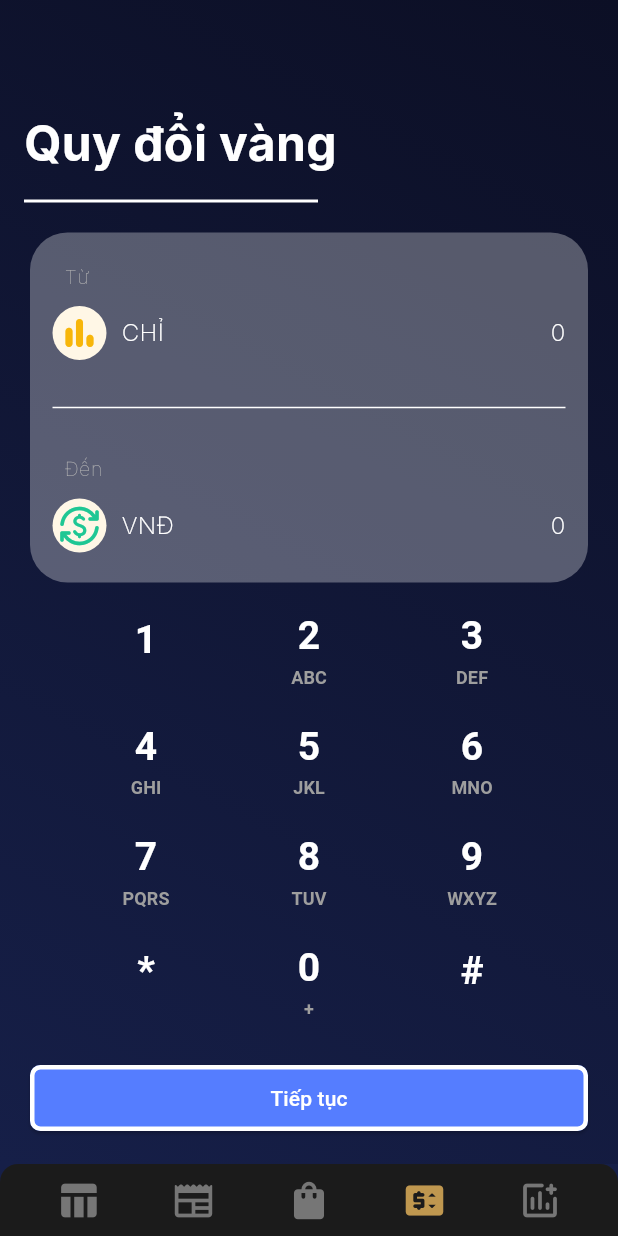
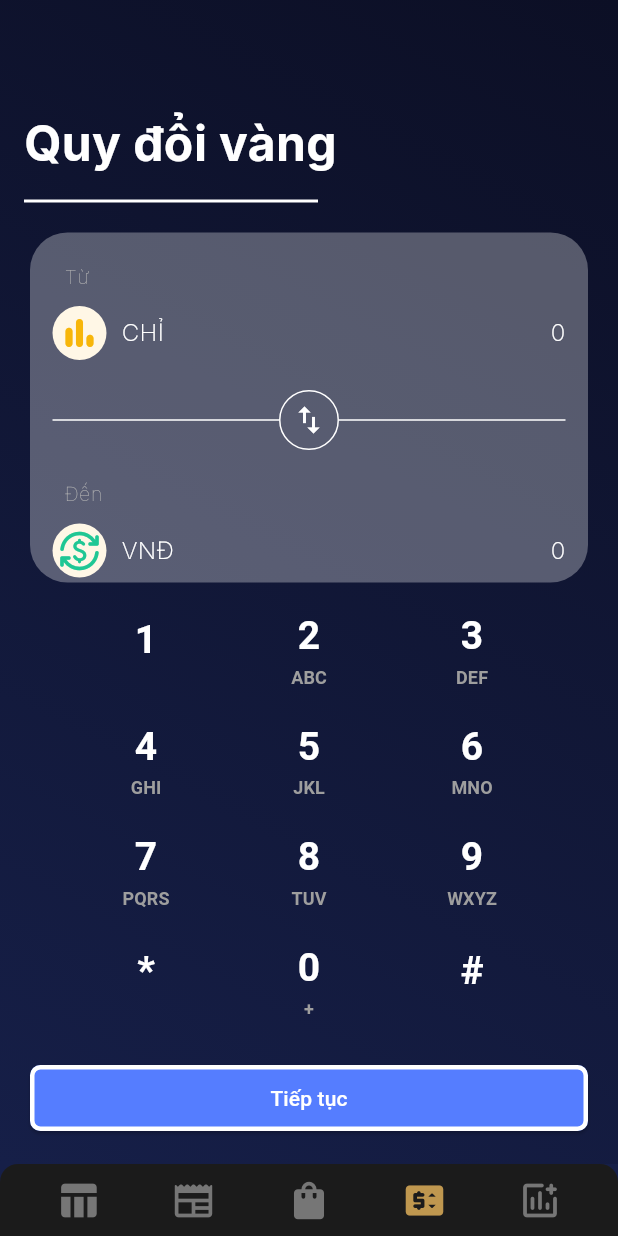
Before and after one commit to nhlinhseuit/SE109-GoldStore, a Flutter app: the screen it shows after launch, item 4 of the bottom bar chosen, on a phone screen of 412 x 824 dp. Run offline on Flutter 3.47's test engine with Material 3 defaults, Android fonts, the phone set to English and light mode, and no system bars; drawn by our look-alikes of flutter_layout_grid, google_nav_bar; our stand-ins replace dotted_line, easy_localization, equatable, fl_chart, flutter_spinkit, fluttertoast and 2 more; network calls fail; Roboto replaces fonts that are missing (Manrope).

Commit message:
ui -reverse converter button

```diff
--- a/lib/presentations/caculate/calculate_page.dart
+++ b/lib/presentations/caculate/calculate_page.dart
@@ -1,3 +1,4 @@
+import 'package:flutter/cupertino.dart';
 import 'package:flutter/material.dart';
 import 'package:flutter/widgets.dart';
 import 'package:flutter_layout_grid/flutter_layout_grid.dart';
@@ -155,10 +156,52 @@ class _CalculatePageState extends State<CalculatePage> {
                           height: 20,
                         ),
 
-                        Container(
-                          width: double.infinity,
-                          color: Colors.white,
-                          height: 1,
+                        // Container(
+                        //   width: double.infinity,
+                        //   color: Colors.white,
+                        //   height: 1,
+                        // ),
+
+                        LayoutBuilder(
+                          builder: (BuildContext context, BoxConstraints constraints) {
+                            return Stack(
+                              children: [
+                                const Row(
+                                  children: [
+                                    Expanded(
+                                      child: Divider(
+                                        color: Colors.white,
+                                      ),
+                                    ),
+                                    SizedBox(width: 40, height: 40,),
+                                    Expanded(
+                                      child: Divider(
+                                        color: Colors.white,
+                                      ),
+                                    ),
+                                  ],
+                                ),
+                                Positioned(
+                                  left: constraints.maxWidth / 2 - 20,
+                                  child: Container(
+                                    height: 40,
+                                    width: 40,
+                                    decoration: BoxDecoration(
+                                      borderRadius: BorderRadius.circular(20),
+                                      border: Border.all(color: Colors.white)
+                                    ),
+                                  child: IconButton(
+                                    padding: EdgeInsets.zero,
+                                    icon: const Icon(Icons.swap_vert, color: Colors.white,),
+                                    onPressed: () {
+                                      debugPrint('Button pressed');
+                                    },
+                                  ),
+                                ),
+                                )
+                              ],
+                            );
+                          },
                         ),
 
                         const SizedBox(
```
